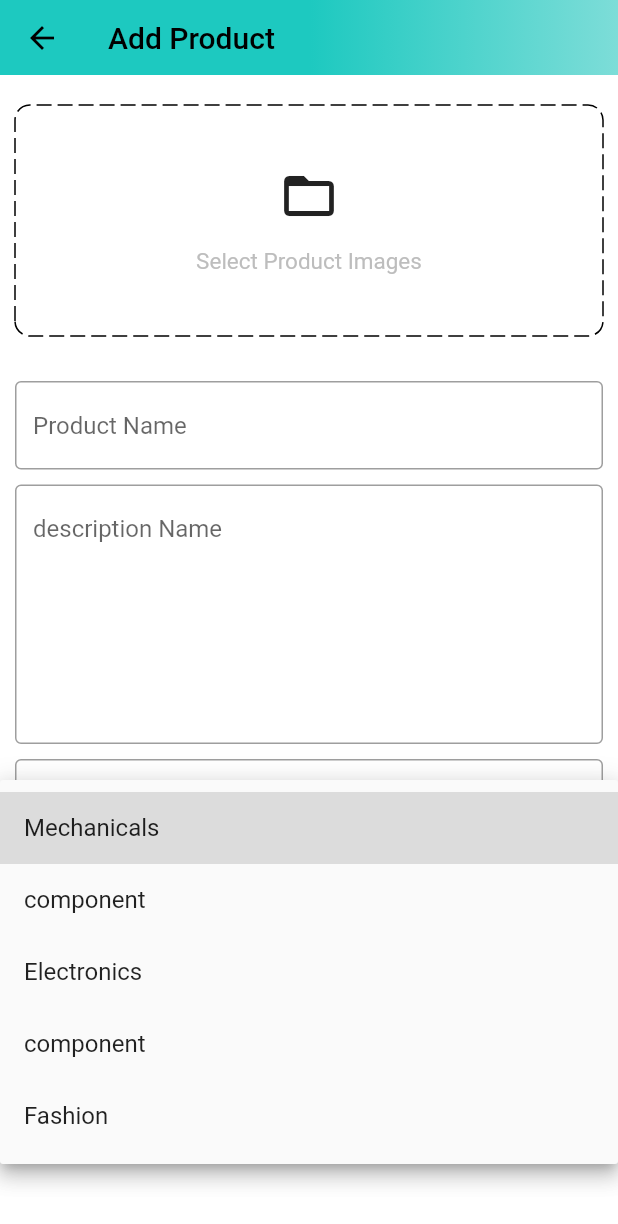
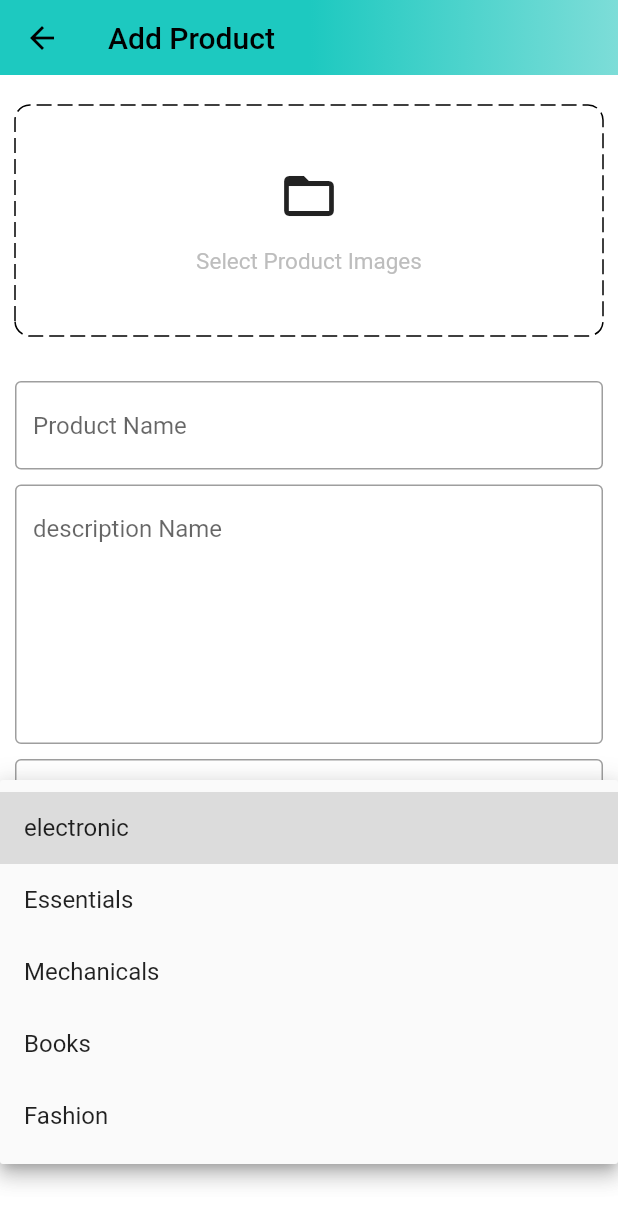
Before and after one commit to Akashkhot2000/ecommerce-app, a Flutter app: the AddProductScreen screen opened by its route, after a tap on the "keyboard arrow down" icon, on a phone screen of 412 x 824 dp. Shown: the top 1224 px of the screen. Run offline on Flutter 3.47's test engine with Material 3 defaults, Android fonts, the phone set to English and light mode, and no system bars; drawn by our look-alikes of dotted_border, toastification; our stand-ins replace badges, carousel_slider, file_picker, flutter_rating_bar, flutter_spinkit, shared_preferences; missing offline and left inert: cloudinary_public, pay; accounts and stored records are empty.

Commit message:
product added

```diff
--- a/lib/constants/global_variables.dart
+++ b/lib/constants/global_variables.dart
@@ -30,19 +30,19 @@ class GlobalVariables {
 
   static const List<Map<String, String>> categoryImages = [
     {
-      'title': 'Electronics',
+      'title': 'electronic',
       'image': 'assets/images/mobiles.jpeg',
     },
     {
-      'title': 'Mechanicals',
+      'title': 'Essentials',
       'image': 'assets/images/essentials.jpeg',
     },
     {
-      'title': 'component',
+      'title': 'Mechanicals',
       'image': 'assets/images/appliances.jpeg',
     },
     {
-      'title': 'component',
+      'title': 'Books',
       'image': 'assets/images/books.jpeg',
     },
     {
--- a/lib/features/admin/screen/add_product_screen.dart
+++ b/lib/features/admin/screen/add_product_screen.dart
@@ -26,7 +26,7 @@ class _AddProductScreenState extends State<AddProductScreen> {
   final TextEditingController quantityController = TextEditingController();
   final AdminServices adminServices = AdminServices();
 
-  String category = 'Mobiles';
+  String category = 'electronic ';
   List<File> images = [];
   final _addProductFormKey = GlobalKey<FormState>();
   @override
@@ -38,12 +38,12 @@ class _AddProductScreenState extends State<AddProductScreen> {
     quantityController.dispose();
   }
 
-  List<String> productCategories = [
+  List<String>? productCategories = [
+    'electronic',
+    'Essentials',
     'Mechanicals',
-    'component',
-    'Electronics',
-    'component',
-    'Fashion',
+    'Books',
+    'Fashion'
   ];
 
   void sellProduct() {
@@ -170,7 +170,7 @@ class _AddProductScreenState extends State<AddProductScreen> {
                   child: DropdownButton(
                     value: category,
                     icon: const Icon(Icons.keyboard_arrow_down),
-                    items: productCategories.map((String item) {
+                    items: productCategories?.map((String item) {
                       return DropdownMenuItem(value: item, child: Text(item));
                     }).toList(),
                     onChanged: (String? newvalue) {
```
